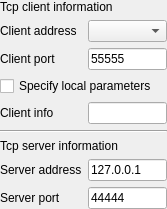
Above: src/pages/tcp/client/SAKTcpClientDeviceController.ui from x-tools-author/x-tools before the change. Below: the same form after it.
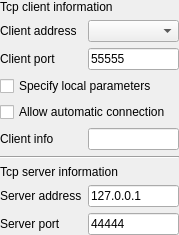
That is the form after the change.

```diff
--- a/src/pages/tcp/client/SAKTcpClientDeviceController.ui
+++ b/src/pages/tcp/client/SAKTcpClientDeviceController.ui
@@ -6,8 +6,8 @@
    <rect>
     <x>0</x>
     <y>0</y>
-    <width>167</width>
-    <height>203</height>
+    <width>179</width>
+    <height>213</height>
    </rect>
   </property>
   <property name="windowTitle">
@@ -26,24 +26,31 @@
    <property name="bottomMargin">
     <number>0</number>
    </property>
-   <item row="1" column="0">
-    <widget class="QLabel" name="label_3">
-     <property name="text">
-      <string>Client address</string>
-     </property>
-    </widget>
-   </item>
    <item row="6" column="0" colspan="2">
+    <widget class="Line" name="line">
+     <property name="orientation">
+      <enum>Qt::Horizontal</enum>
+     </property>
+    </widget>
+   </item>
+   <item row="7" column="0" colspan="2">
     <widget class="QLabel" name="label_6">
      <property name="text">
       <string>Tcp server information</string>
      </property>
     </widget>
    </item>
-   <item row="7" column="0">
-    <widget class="QLabel" name="label">
+   <item row="2" column="1">
+    <widget class="QLineEdit" name="localPortlineEdit">
      <property name="text">
-      <string>Server address</string>
+      <string>55555</string>
+     </property>
+    </widget>
+   </item>
+   <item row="1" column="0">
+    <widget class="QLabel" name="label_3">
+     <property name="text">
+      <string>Client address</string>
      </property>
     </widget>
    </item>
@@ -54,6 +61,13 @@
      </property>
     </widget>
    </item>
+   <item row="8" column="0">
+    <widget class="QLabel" name="label">
+     <property name="text">
+      <string>Server address</string>
+     </property>
+    </widget>
+   </item>
    <item row="0" column="0" colspan="2">
     <widget class="QLabel" name="label_5">
      <property name="text">
@@ -61,8 +75,12 @@
      </property>
     </widget>
    </item>
-   <item row="1" column="1">
-    <widget class="QComboBox" name="localhostComboBox"/>
+   <item row="8" column="1">
+    <widget class="QLineEdit" name="serverHostLineEdit">
+     <property name="text">
+      <string>127.0.0.1</string>
+     </property>
+    </widget>
    </item>
    <item row="3" column="0" colspan="2">
     <widget class="QCheckBox" name="specifyClientAddressAndPort">
@@ -71,49 +89,14 @@
      </property>
     </widget>
    </item>
-   <item row="7" column="1">
-    <widget class="QLineEdit" name="serverHostLineEdit">
-     <property name="text">
-      <string>127.0.0.1</string>
-     </property>
-    </widget>
-   </item>
-   <item row="5" column="0" colspan="2">
-    <widget class="Line" name="line">
-     <property name="orientation">
-      <enum>Qt::Horizontal</enum>
-     </property>
-    </widget>
-   </item>
-   <item row="8" column="1">
-    <widget class="QLineEdit" name="serverPortLineEdit">
-     <property name="text">
-      <string>44444</string>
-     </property>
-    </widget>
-   </item>
-   <item row="8" column="0">
+   <item row="9" column="0">
     <widget class="QLabel" name="label_2">
      <property name="text">
       <string>Server port</string>
      </property>
     </widget>
    </item>
-   <item row="2" column="1">
-    <widget class="QLineEdit" name="localPortlineEdit">
-     <property name="text">
-      <string>55555</string>
-     </property>
-    </widget>
-   </item>
-   <item row="4" column="0">
-    <widget class="QLabel" name="label_7">
-     <property name="text">
-      <string>Client info</string>
-     </property>
-    </widget>
-   </item>
-   <item row="4" column="1">
+   <item row="5" column="1">
     <widget class="QLineEdit" name="clientInfoLineEdit">
      <property name="text">
       <string notr="true"/>
@@ -123,6 +106,30 @@
      </property>
     </widget>
    </item>
+   <item row="1" column="1">
+    <widget class="QComboBox" name="localhostComboBox"/>
+   </item>
+   <item row="9" column="1">
+    <widget class="QLineEdit" name="serverPortLineEdit">
+     <property name="text">
+      <string>44444</string>
+     </property>
+    </widget>
+   </item>
+   <item row="5" column="0">
+    <widget class="QLabel" name="label_7">
+     <property name="text">
+      <string>Client info</string>
+     </property>
+    </widget>
+   </item>
+   <item row="4" column="0" colspan="2">
+    <widget class="QCheckBox" name="automaticConnectionCheckBox">
+     <property name="text">
+      <string>Allow automatic connection</string>
+     </property>
+    </widget>
+   </item>
   </layout>
  </widget>
  <resources/>
```
